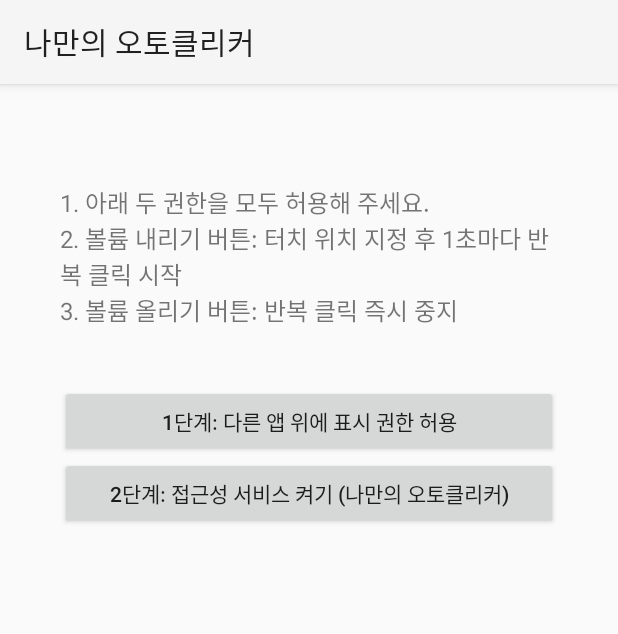
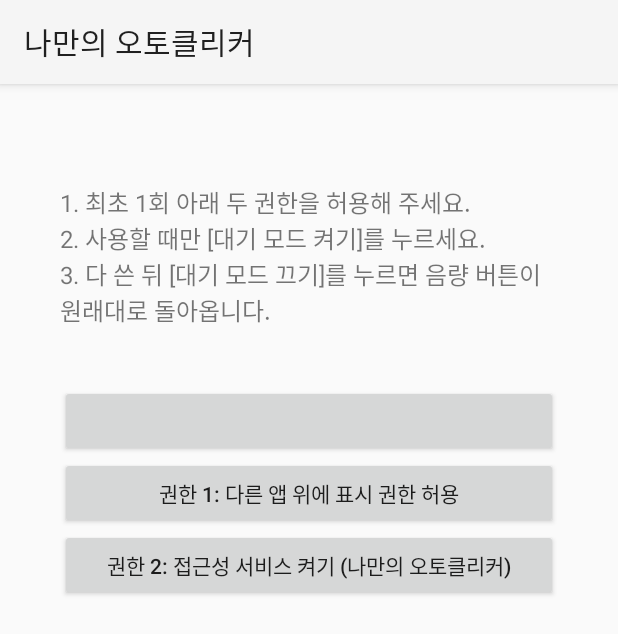
Before and after one commit to borami4567-sketch/macro, an Android app: the screen it shows after launch (MainActivity), on a phone screen of 412 x 824 dp. Shown: the top 634 px of the screen. Run offline under Robolectric (Android 15) with nearby library versions, the phone set to English and light mode, and no system bars; 1 statement that could not run was skipped.

Commit message:
Revise UI text and button labels in MainActivity
Updated guidance text and button labels for clarity.

```diff
--- a/app/src/main/java/com/example/autoclicker/MainActivity.java
+++ b/app/src/main/java/com/example/autoclicker/MainActivity.java
@@ -8,6 +8,7 @@ import android.provider.Settings;
 import android.widget.Button;
 import android.widget.LinearLayout;
 import android.widget.TextView;
+import android.widget.Toast;
 
 public class MainActivity extends Activity {
     @Override
@@ -19,12 +20,24 @@ public class MainActivity extends Activity {
         layout.setPadding(60, 100, 60, 60);
 
         TextView guide = new TextView(this);
-        guide.setText("1. 아래 두 권한을 모두 허용해 주세요.\n2. 볼륨 내리기 버튼: 터치 위치 지정 후 1초마다 반복 클릭 시작\n3. 볼륨 올리기 버튼: 반복 클릭 즉시 중지\n\n");
+        guide.setText("1. 최초 1회 아래 두 권한을 허용해 주세요.\n2. 사용할 때만 [대기 모드 켜기]를 누르세요.\n3. 다 쓴 뒤 [대기 모드 끄기]를 누르면 음량 버튼이 원래대로 돌아옵니다.\n\n");
         guide.setTextSize(16f);
         layout.addView(guide);
 
+        Button btnToggle = new Button(this);
+        updateToggleText(btnToggle);
+        btnToggle.setOnClickListener(v -> {
+            AutoClickService.isServiceArmed = !AutoClickService.isServiceArmed;
+            if (!AutoClickService.isServiceArmed && AutoClickService.instance != null) {
+                AutoClickService.instance.forceStopAll();
+            }
+            updateToggleText(btnToggle);
+            Toast.makeText(this, AutoClickService.isServiceArmed ? "매크로 대기 모드 켜짐" : "매크로 완전히 꺼짐 (일반 음량 모드)", Toast.LENGTH_SHORT).show();
+        });
+        layout.addView(btnToggle);
+
         Button btnOverlay = new Button(this);
-        btnOverlay.setText("1단계: 다른 앱 위에 표시 권한 허용");
+        btnOverlay.setText("권한 1: 다른 앱 위에 표시 권한 허용");
         btnOverlay.setOnClickListener(v -> {
             Intent intent = new Intent(Settings.ACTION_MANAGE_OVERLAY_PERMISSION,
                     Uri.parse("package:" + getPackageName()));
@@ -33,7 +46,7 @@ public class MainActivity extends Activity {
         layout.addView(btnOverlay);
 
         Button btnAccess = new Button(this);
-        btnAccess.setText("2단계: 접근성 서비스 켜기 (나만의 오토클리커)");
+        btnAccess.setText("권한 2: 접근성 서비스 켜기 (나만의 오토클리커)");
         btnAccess.setOnClickListener(v -> {
             Intent intent = new Intent(Settings.ACTION_ACCESSIBILITY_SETTINGS);
             startActivity(intent);
@@ -42,4 +55,12 @@ public class MainActivity extends Activity {
 
         setContentView(layout);
     }
+
+    private void updateToggleText(Button btn) {
+        if (AutoClickService.isServiceArmed) {
+            btn.setText("🟢 현재 상태: 매크로 대기 중 (눌러서 끄기)");
+        } else {
+            btn.setText("⚪ 현재 상태: 매크로 꺼짐 (눌러서 켜기)");
+        }
+    }
 }
```
